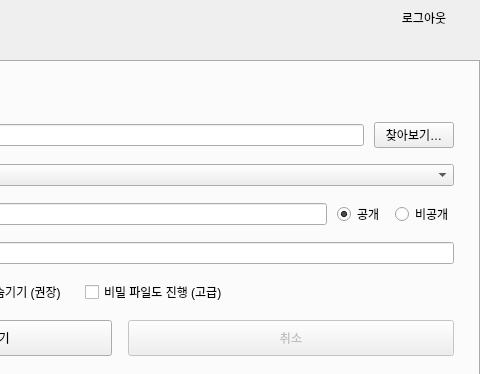
Before: the Qt Designer form ui/main_window.ui in seongbin45/CloneUp, drawn with Qt 5; both pictures show x 240 to 720 and y 0 to 374 of the 720 by 586 pixel window.
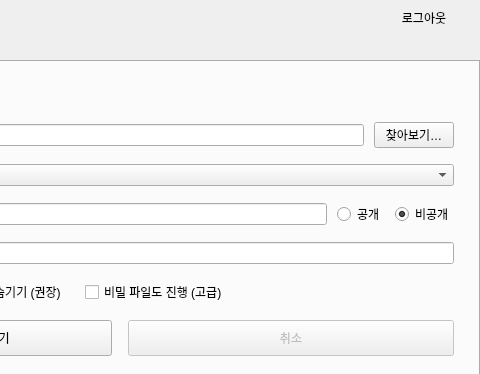
After: the same form once the commit is applied.

The edit to the form file:
```diff
--- a/ui/main_window.ui
+++ b/ui/main_window.ui
@@ -235,9 +235,6 @@
             <property name="text">
              <string>공개</string>
             </property>
-            <property name="checked">
-             <bool>true</bool>
-            </property>
            </widget>
           </item>
           <item>
@@ -245,6 +242,9 @@
             <property name="text">
              <string>비공개</string>
             </property>
+            <property name="checked">
+             <bool>true</bool>
+            </property>
            </widget>
           </item>
          </layout>
```
